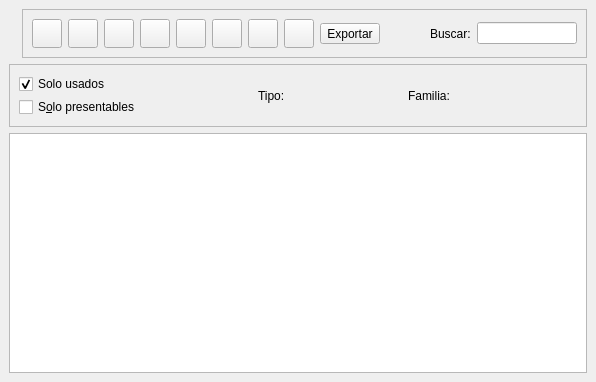
Before: the Qt Designer form bulmages/bulmafact/src/articleslistbase.ui in eboladev/Bulmages-1, drawn with Qt 5.
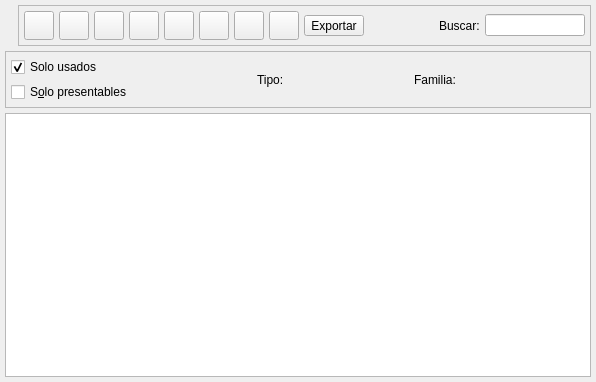
After: the same form once the commit is applied. Icons and pictures are not drawn. Custom widgets are drawn as their Qt base class.

Patch:
```diff
--- a/bulmages/bulmafact/src/articleslistbase.ui
+++ b/bulmages/bulmafact/src/articleslistbase.ui
@@ -23,10 +23,10 @@
   </property>
   <layout class="QVBoxLayout" >
    <property name="margin" >
-    <number>9</number>
+    <number>5</number>
    </property>
    <property name="spacing" >
-    <number>6</number>
+    <number>5</number>
    </property>
    <item>
     <layout class="QHBoxLayout" >
@@ -56,10 +56,10 @@
        </property>
        <layout class="QHBoxLayout" >
         <property name="margin" >
-         <number>9</number>
+         <number>5</number>
         </property>
         <property name="spacing" >
-         <number>6</number>
+         <number>5</number>
         </property>
         <item>
          <widget class="QToolButton" name="mui_crear" >
@@ -316,10 +316,10 @@
      </property>
      <layout class="QHBoxLayout" >
       <property name="margin" >
-       <number>9</number>
+       <number>5</number>
       </property>
       <property name="spacing" >
-       <number>6</number>
+       <number>5</number>
       </property>
       <item>
        <layout class="QHBoxLayout" >
@@ -335,7 +335,7 @@
            <number>0</number>
           </property>
           <property name="spacing" >
-           <number>3</number>
+           <number>5</number>
           </property>
           <item>
            <widget class="QCheckBox" name="m_usadoarticulo" >
```
